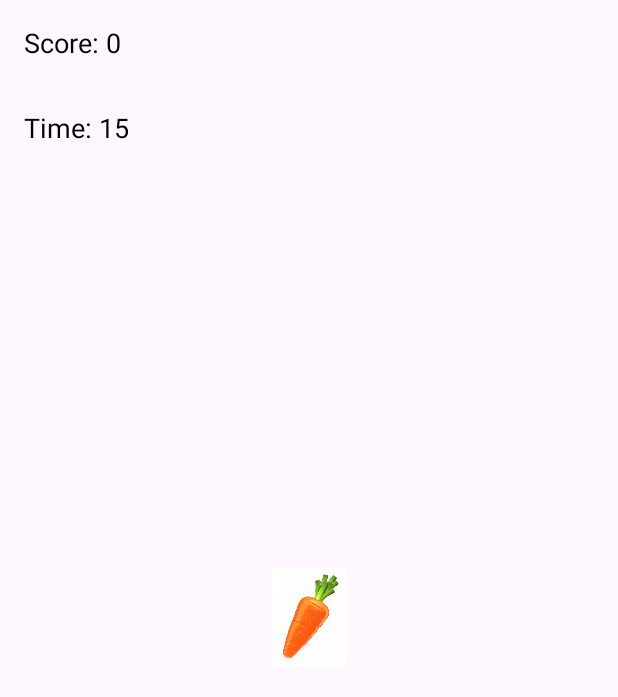
After one commit to sebastian9654/MobileAppProject, an Android app: the layout activity_game_level.xml on its own in the app's theme, with its tools: preview values and no code run, on a phone screen of 412 x 824 dp. The commit adds this screen. Shown: the top 697 px of the screen. Run offline under Robolectric (Android 15) with nearby library versions, the phone set to English and light mode, and no system bars.

Commit message:
Changes for Level 1

```diff
--- a/app/src/main/AndroidManifest.xml
+++ b/app/src/main/AndroidManifest.xml
@@ -24,6 +24,11 @@
                 <category android:name="android.intent.category.LAUNCHER" />
             </intent-filter>
         </activity>
+
+        <activity
+            android:name=".GameLevelActivity"
+            android:exported="true">
+        </activity>
     </application>
 
 </manifest>
--- /dev/null
+++ b/app/src/main/res/layout/activity_game_level.xml
@@ -0,0 +1,34 @@
+<?xml version="1.0" encoding="utf-8"?>
+<RelativeLayout xmlns:android="http://schemas.android.com/apk/res/android"
+    android:layout_width="match_parent"
+    android:layout_height="match_parent">
+
+    <TextView
+        android:id="@+id/scoreTextView"
+        android:layout_width="wrap_content"
+        android:layout_height="wrap_content"
+        android:text="Score: 0"
+        android:layout_margin="16dp"
+        android:textSize="18sp"
+        android:textColor="@android:color/black"/>
+
+    <ImageView
+        android:id="@+id/ingredientImageView"
+        android:layout_width="49dp"
+        android:layout_height="134dp"
+        android:layout_centerInParent="true"
+        android:src="@drawable/carrot" />
+
+
+
+    <TextView
+        android:id="@+id/timerTextView"
+        android:layout_width="wrap_content"
+        android:layout_height="wrap_content"
+        android:layout_below="@id/scoreTextView"
+        android:layout_margin="16dp"
+        android:text="Time: 15"
+        android:textSize="18sp"
+        android:textColor="@android:color/black"/>
+
+</RelativeLayout>
```
Also changed, not shown: app/src/main/java/com/example/project1/GameLevelActivity.java (added, +108 -0 lines), app/src/main/java/com/example/project1/MainActivity.java (+18 -4 lines), app/src/main/res/layout/activity_main.xml (+12 -1 lines), app/src/main/res/drawable/carrot.png (added).
